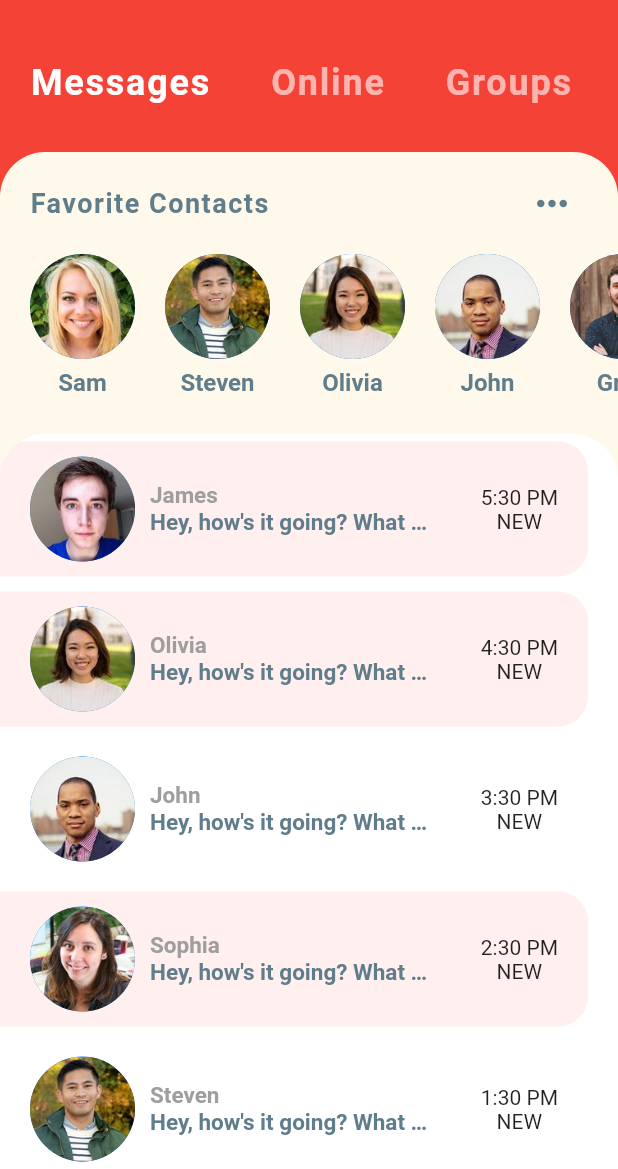
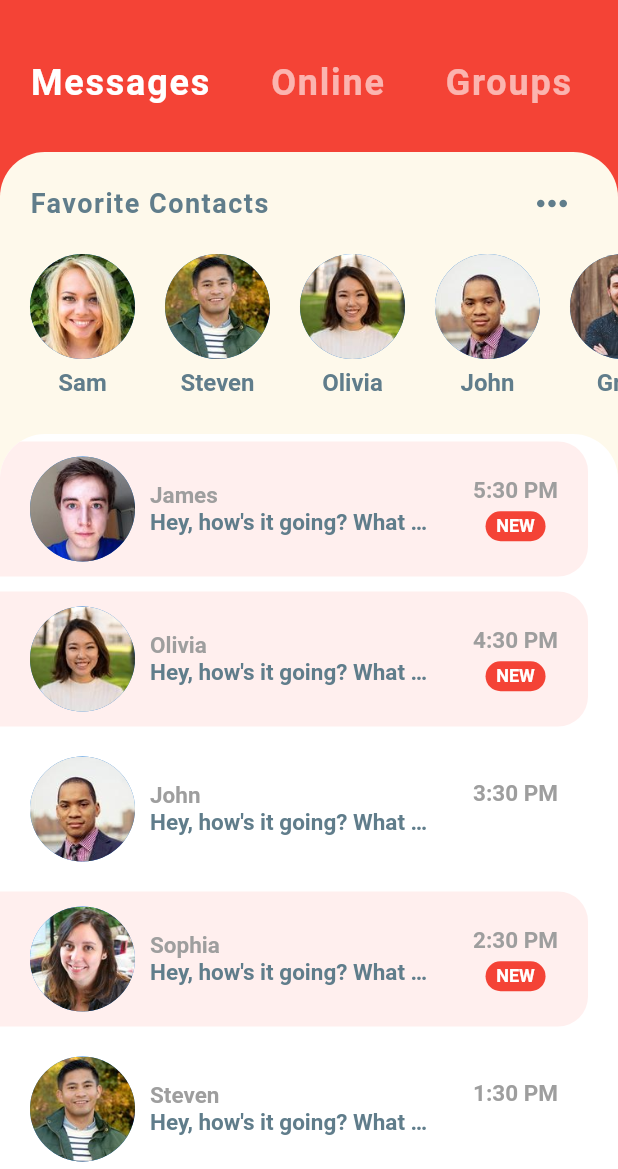
Before and after one commit to AbhinavRobinson/flutter-chat, a Flutter app: the screen it shows after launch, on a phone screen of 412 x 824 dp, the part 67-1236 px from its top. Run offline on Flutter 3.47's test engine with Material 2 defaults, Android fonts, the phone set to English and light mode, and no system bars.

Commit message:
(feat): chat msg unread

```diff
--- a/lib/widgets/recent_chats.dart
+++ b/lib/widgets/recent_chats.dart
@@ -74,8 +74,34 @@ class RecentChats extends StatelessWidget {
                     ),
                     Column(
                       children: <Widget>[
-                        Text(chat.time),
-                        Text('NEW'),
+                        Text(
+                          chat.time,
+                          style: TextStyle(
+                            color: Colors.grey,
+                            fontSize: 15.0,
+                            fontWeight: FontWeight.bold,
+                          ),
+                        ),
+                        SizedBox(height: 5.0),
+                        chat.unread
+                            ? Container(
+                                width: 40.0,
+                                height: 20.0,
+                                decoration: BoxDecoration(
+                                  color: Theme.of(context).primaryColor,
+                                  borderRadius: BorderRadius.circular(30.0),
+                                ),
+                                alignment: Alignment.center,
+                                child: Text(
+                                  'NEW',
+                                  style: TextStyle(
+                                    color: Colors.white,
+                                    fontSize: 12.0,
+                                    fontWeight: FontWeight.bold,
+                                  ),
+                                ),
+                              )
+                            : Text(''),
                       ],
                     ),
                   ],
```
